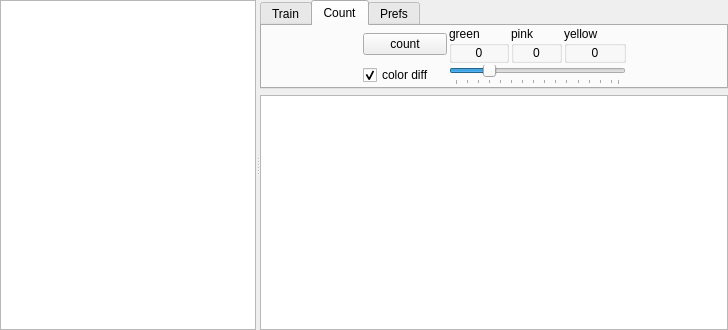
The window that VoteCounter/VoteCounter.ui (v2lab/vote-counter) describes before a commit, drawn with Qt 5.
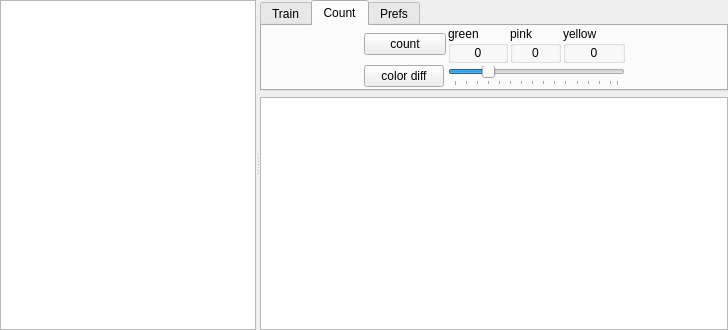
The same window after the commit.

Commit message: better show/hide color diff/counted colors policy

Diff of the .ui file:
```diff
--- a/VoteCounter/VoteCounter.ui
+++ b/VoteCounter/VoteCounter.ui
@@ -241,22 +241,6 @@
              </layout>
             </widget>
            </item>
-           <item row="1" column="1">
-            <widget class="QCheckBox" name="colorDiffOn">
-             <property name="sizePolicy">
-              <sizepolicy hsizetype="Minimum" vsizetype="Fixed">
-               <horstretch>0</horstretch>
-               <verstretch>0</verstretch>
-              </sizepolicy>
-             </property>
-             <property name="text">
-              <string>color diff</string>
-             </property>
-             <property name="checked">
-              <bool>true</bool>
-             </property>
-            </widget>
-           </item>
            <item row="1" column="3" colspan="3">
             <widget class="QSlider" name="colorDiffThreshold">
              <property name="sizePolicy">
@@ -355,21 +339,27 @@
              </property>
             </spacer>
            </item>
-           <item row="1" column="2">
-            <spacer name="horizontalSpacer_7">
-             <property name="orientation">
-              <enum>Qt::Horizontal</enum>
+           <item row="1" column="1">
+            <widget class="QPushButton" name="colorDiffOn">
+             <property name="sizePolicy">
+              <sizepolicy hsizetype="Minimum" vsizetype="Fixed">
+               <horstretch>0</horstretch>
+               <verstretch>0</verstretch>
+              </sizepolicy>
              </property>
-             <property name="sizeType">
-              <enum>QSizePolicy::Minimum</enum>
+             <property name="text">
+              <string>color diff</string>
              </property>
-             <property name="sizeHint" stdset="0">
-              <size>
-               <width>10</width>
-               <height>20</height>
-              </size>
+             <property name="checkable">
+              <bool>false</bool>
              </property>
-            </spacer>
+             <property name="checked">
+              <bool>false</bool>
+             </property>
+             <property name="flat">
+              <bool>false</bool>
+             </property>
+            </widget>
            </item>
           </layout>
          </widget>
```
The commit also changes 2 other files.
